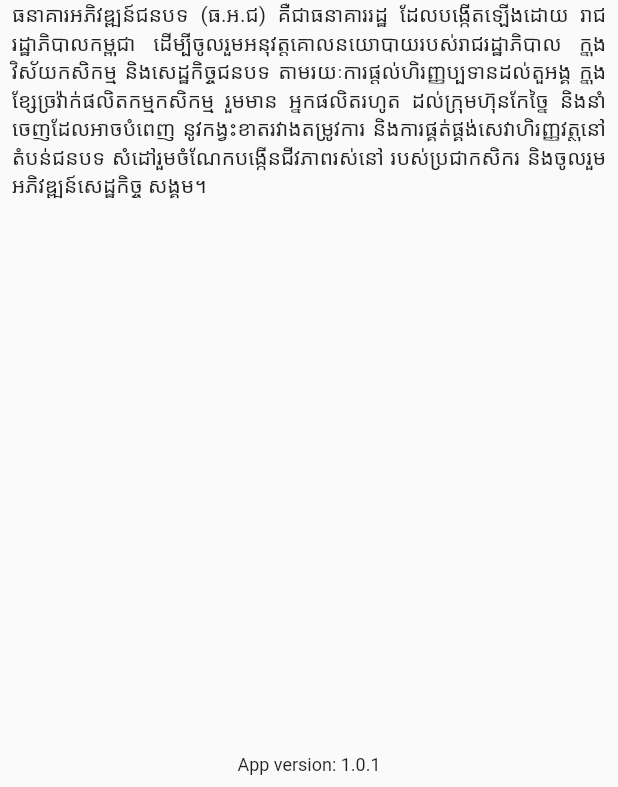
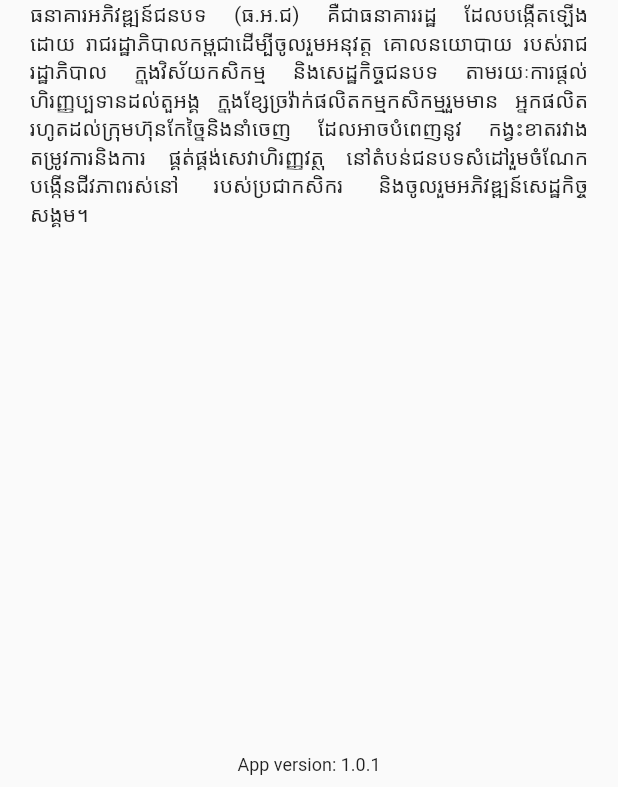
Before and after one commit to pchea99/khmer-calendar, a Flutter app: the screen it shows after launch, item 2 of the bottom bar chosen, on a phone screen of 412 x 824 dp, the part 449-1236 px from its top. Run offline on Flutter 3.47's test engine with Material 2 defaults, Android fonts, the phone set to English and light mode, and no system bars; our stand-ins replace auto_size_text, cloud_firestore, connectivity, device_info, shared_preferences, sprintf; missing offline and left inert: global_configuration; accounts and stored records are empty.

Commit message:
pk khmer calendar

```diff
--- a/rdb_calendar/lib/ui/about-us.dart
+++ b/rdb_calendar/lib/ui/about-us.dart
@@ -1,6 +1,8 @@
 import 'dart:ui';
 
+import 'package:auto_size_text/auto_size_text.dart';
 import 'package:flutter/material.dart';
+import 'package:flutter/material.dart' as prefix0;
 import 'package:rdb_calendar/res/fontsize.dart';
 import 'package:rdb_calendar/res/number.dart';
 import 'package:rdb_calendar/res/string.dart';
@@ -20,7 +22,9 @@ class _AboutUsState extends State<AboutUs> {
         title: StringRes.aboutUs,
         isTitleCenter: true
       ),
-      body: SingleChildScrollView(child: _buildBody()),
+      body: SingleChildScrollView(
+        child: _buildBody()
+      ),
       bottomSheet: Row(
         mainAxisAlignment: MainAxisAlignment.center,
         children: <Widget>[
@@ -39,17 +43,23 @@ class _AboutUsState extends State<AboutUs> {
     );
   }
 
-  Container _buildBody() {
+  Widget _buildBody() {
     return Container(
       padding: EdgeInsets.all(NumberRes.padding8),
       child: Column(
+        mainAxisAlignment: MainAxisAlignment.center,
+        crossAxisAlignment: CrossAxisAlignment.center,
         children: <Widget>[
           ImageLogo().imageLogo(),
-          Text(
-            "ធនាគារអភិវឌ្ឍន៍ជនបទ (ធ.អ.ជ) គឺជាធនាគាររដ្ឋ ដែលបង្កើតឡើងដោយ រាជរដ្ឋាភិបាលកម្ពុជា ដើម្បីចូលរួមអនុវត្តគោលនយោបាយរបស់រាជរដ្ឋាភិបាល ក្នុងវិស័យកសិកម្ម និងសេដ្ឋកិច្ចជនបទ តាមរយៈការផ្តល់ហិរញ្ញប្បទានដល់តួអង្គ ក្នុងខ្សែច្រវ៉ាក់ផលិតកម្មកសិកម្ម រួមមាន អ្នកផលិតរហូត ដល់ក្រុមហ៊ុនកែច្នៃ និងនាំចេញដែលអាចបំពេញ នូវកង្វះខាតរវាងតម្រូវការ និងការផ្គត់ផ្គង់សេវាហិរញ្ញវត្ថុនៅតំបន់ជនបទ សំដៅរួមចំណែកបង្កើនជីវភាពរស់នៅ របស់ប្រជាកសិករ និងចូលរួមអភិវឌ្ឍន៍សេដ្ឋកិច្ច សង្គម។",
-            textAlign: TextAlign.justify,
-            style: TextStyle(
-              fontSize: FontSize.body1
+          Container(
+            padding: EdgeInsets.symmetric(horizontal: NumberRes.padding12),
+            width: MediaQuery.of(context).size.width,
+            child: Text(
+              "       ធនាគារអភិវឌ្ឍន៍ជនបទ (ធ.អ.ជ) គឺជាធនាគាររដ្ឋ ដែលបង្កើតឡើងដោយ រាជរដ្ឋាភិបាលកម្ពុជាដើម្បីចូលរួមអនុវត្ត គោលនយោបាយ របស់រាជរដ្ឋាភិបាល ក្នុងវិស័យកសិកម្ម និងសេដ្ឋកិច្ចជនបទ តាមរយៈការផ្តល់ ហិរញ្ញប្បទានដល់តួអង្គ ក្នុងខ្សែច្រវ៉ាក់ផលិតកម្មកសិកម្មរួមមាន អ្នកផលិត រហូតដល់ក្រុមហ៊ុនកែច្នៃនិងនាំចេញ ដែលអាចបំពេញនូវ កង្វះខាតរវាងតម្រូវការនិងការ ផ្គត់ផ្គង់សេវាហិរញ្ញវត្ថុ នៅតំបន់ជនបទសំដៅរួមចំណែក បង្កើនជីវភាពរស់នៅ របស់ប្រជាកសិករ និងចូលរួមអភិវឌ្ឍន៍សេដ្ឋកិច្ច សង្គម។",
+              style: TextStyle(
+                fontSize: FontSize.body1
+              ),
+              textAlign: TextAlign.justify,
             ),
           ),
           SizedBox(height: NumberRes.width45)
--- a/rdb_calendar/pubspec.yaml
+++ b/rdb_calendar/pubspec.yaml
@@ -32,6 +32,7 @@ dependencies:
   global_configuration: ^1.3.0
   device_info: ^0.4.0+2
   flutter_launcher_icons: ^0.7.4
+  auto_size_text: ^2.1.0
 
 dev_dependencies:
   flutter_test:
```
Also changed, not shown: rdb_calendar/pubspec.lock.
